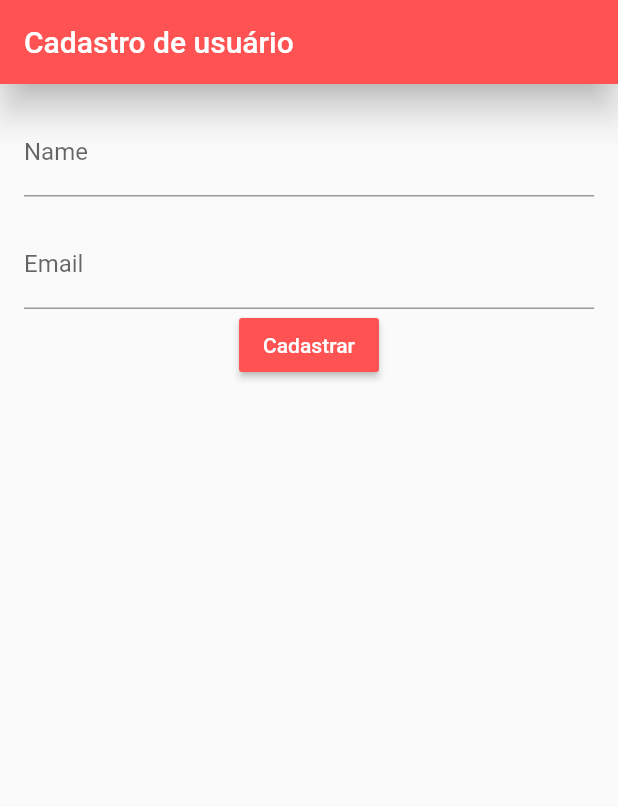
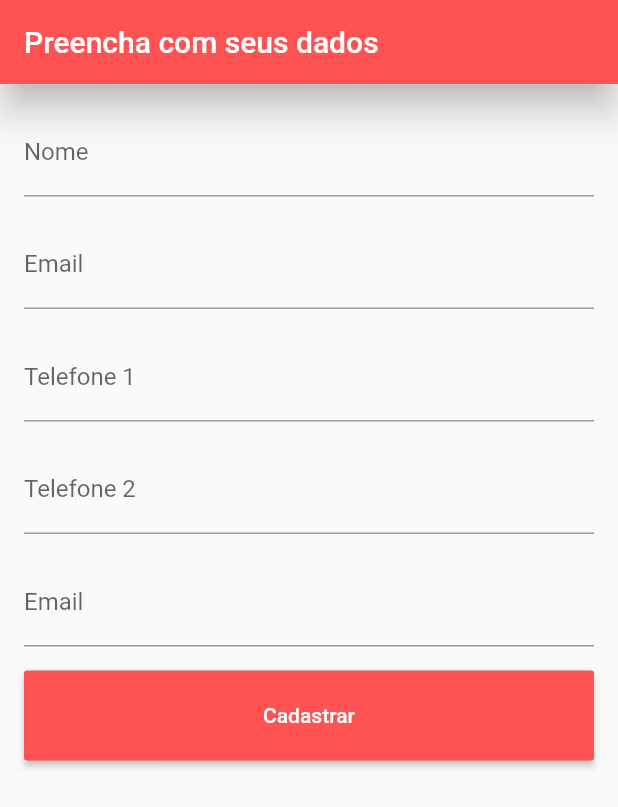
Before and after one commit to CristianBCandia/app-indicar, a Flutter app: the screen it shows after launch, after a tap on "Cadastrar", on a phone screen of 412 x 824 dp. Shown: the top 807 px of the screen. Run offline on Flutter 3.47's test engine with Material 2 defaults, Android fonts, the light colour scheme and no system bars.

Commit message:
Update register view

```diff
--- a/app_indicar/lib/components/user_register.dart
+++ b/app_indicar/lib/components/user_register.dart
@@ -5,6 +5,8 @@ class UserRegister extends StatelessWidget {
 
   final TextEditingController _controllerName = TextEditingController();
   final TextEditingController _controllerEmail = TextEditingController();
+  final TextEditingController _controllerPhone = TextEditingController();
+  final TextEditingController _controllerOtherPhone = TextEditingController();
 
   @override
   Widget build(BuildContext context) {
@@ -13,7 +15,7 @@ class UserRegister extends StatelessWidget {
         appBar: AppBar(
           backgroundColor: Colors.redAccent,
           elevation: 10,
-          title: Text('Cadastro de usuário'),
+          title: Text('Preencha com seus dados'),
         ),
         body: Padding(
           padding: const EdgeInsets.all(16.0),
@@ -21,7 +23,7 @@ class UserRegister extends StatelessWidget {
             children: <Widget>[
               TextField(
                 controller: _controllerName,
-                decoration: InputDecoration(labelText: 'Name'),
+                decoration: InputDecoration(labelText: 'Nome'),
                 keyboardType: TextInputType.name,
               ),
               Padding(
@@ -32,18 +34,61 @@ class UserRegister extends StatelessWidget {
                     keyboardType: TextInputType.emailAddress,
                   ),
               ),
+              Padding(
+                padding: const EdgeInsets.only(top: 16.0),
+                child: TextField(
+                    controller: _controllerPhone,
+                    decoration: InputDecoration(labelText: 'Telefone 1'),
+                    keyboardType: TextInputType.phone,
+                  ),
+              ),
+              Padding(
+                padding: const EdgeInsets.only(top: 16.0),
+                child: TextField(
+                    controller: _controllerOtherPhone,
+                    decoration: InputDecoration(labelText: 'Telefone 2'),
+                    keyboardType: TextInputType.phone,
+                  ),
+              ),
+              Padding(
+                padding: const EdgeInsets.only(top: 16.0),
+                child: TextField(
+                    controller: _controllerEmail,
+                    decoration: InputDecoration(labelText: 'Email'),
+                    keyboardType: TextInputType.emailAddress,
+                  ),
+              ),
               // ignore: deprecated_member_use
-              RaisedButton(
+              Padding(
+                  padding: const EdgeInsets.only(top: 16.0),
+                  child: Expanded(
+                      flex: 2,
+                      child: Container(
+                        width: 500,
+                        height: 60,
+                        // ignore: deprecated_member_use
+                        child: RaisedButton(
                           child: Text('Cadastrar'),
                           color: Colors.redAccent,
                           textColor: Colors.white,
                           onPressed: () {
                             final String name = _controllerName.text;
                             final String email = _controllerEmail.text;
+                            final String phoneNumber = _controllerPhone.text;
+                            final String otherPhoneNumber = _controllerOtherPhone.text;
+                            final String birthDate = _controllerPhone.text;
 
-                  final User user = User(name: name, email: email);
+                            final User user = User(
+                                  name: name,
+                                  email: email,
+                                  phoneNumber: phoneNumber,
+                                  otherFoneNumber: otherPhoneNumber,
+                                  birthDate: birthDate);
                             print(user.name);
                           },
+                        ),
+                      ),
+                    ),
                 ),
             ],
           ),
--- a/app_indicar/lib/models/user.dart
+++ b/app_indicar/lib/models/user.dart
@@ -4,11 +4,17 @@ class User {
   final num id;
   final String name;
   final String email;
+  final String phoneNumber;
+  final String otherFoneNumber;
+  final String birthDate;
 
   const User({
     this.id,
     @required this.name,
     @required this.email,
+    @required this.phoneNumber,
+    this.otherFoneNumber,
+    @required this.birthDate,
   });
 
 }
```
Lines whose indentation alone changed are shown as unchanged.
